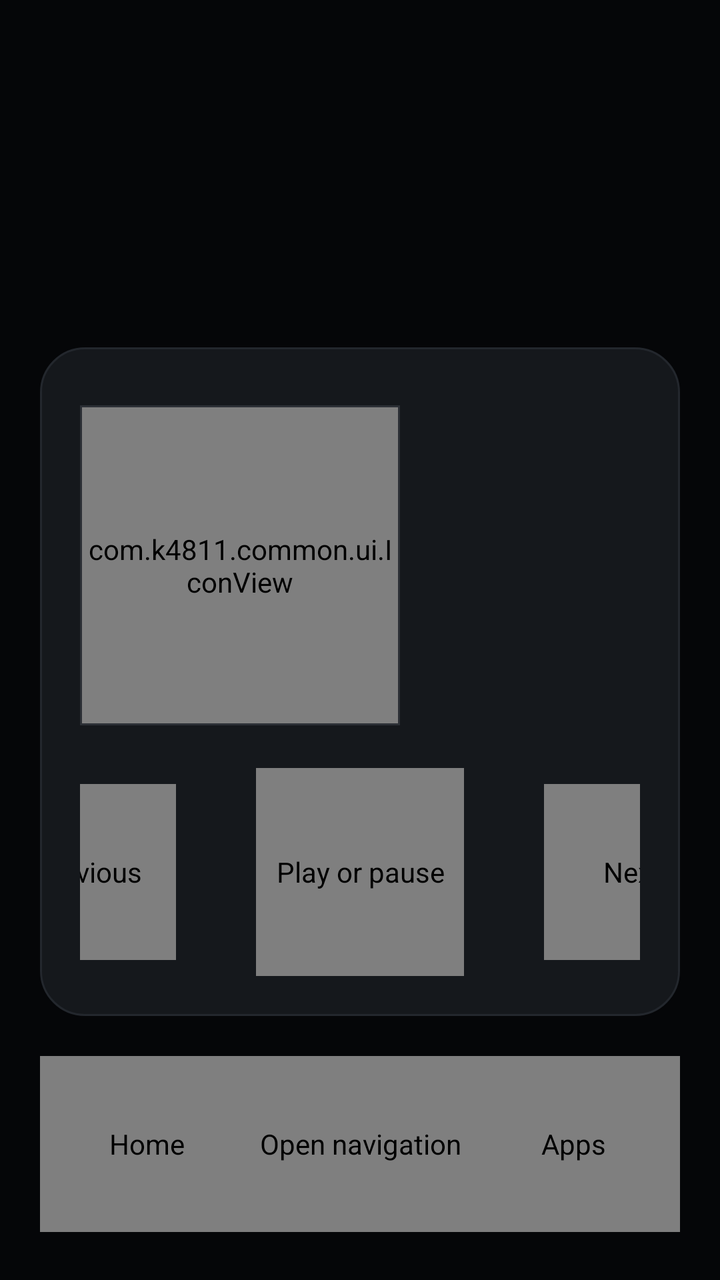
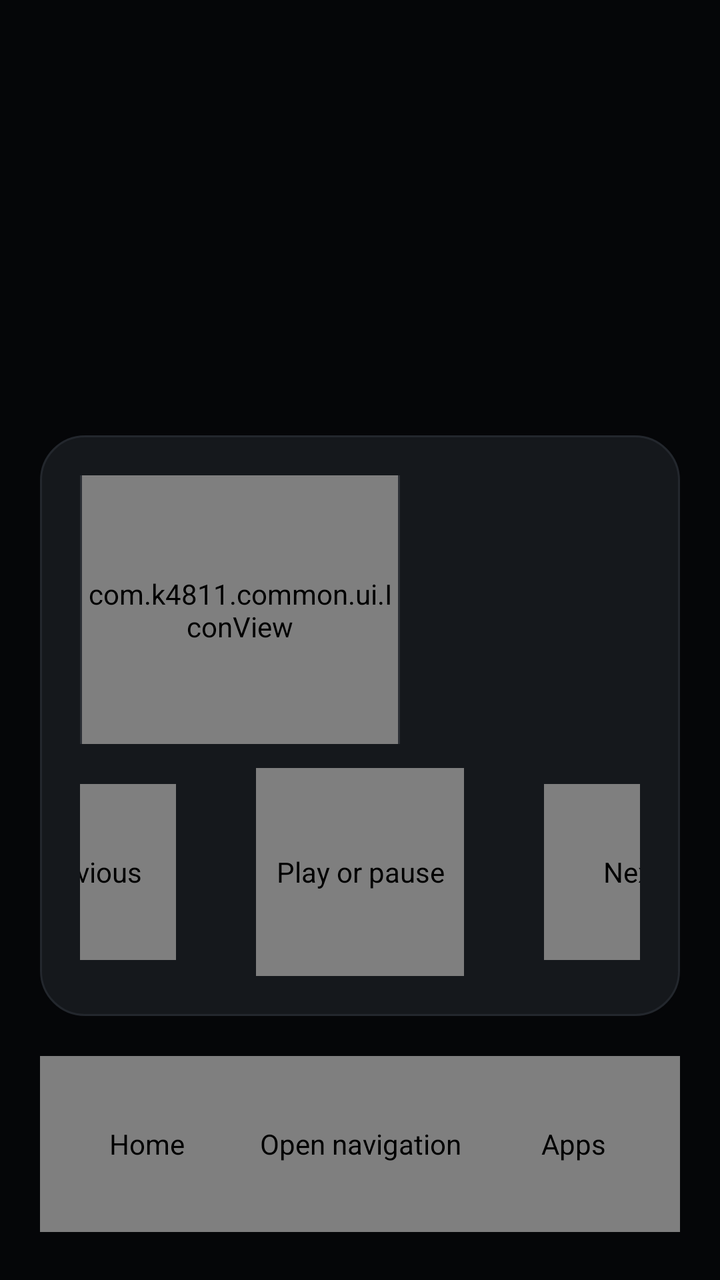

Screens rendered from an Android XML layout before and after an edit, with the pre-edit source and the edit as a unified diff.
<!-- AndroidManifest.xml: application theme AppTheme -->
<!-- res/layout/activity_nav_home.xml -->
<?xml version="1.0" encoding="utf-8"?>
<LinearLayout xmlns:android="http://schemas.android.com/apk/res/android"
    android:id="@+id/nav_root"
    android:layout_width="match_parent"
    android:layout_height="match_parent"
    android:background="@color/background"
    android:orientation="vertical"
    android:padding="20dp">

    
    <LinearLayout
        android:id="@+id/nav_clock"
        android:layout_width="match_parent"
        android:layout_height="wrap_content"
        android:gravity="center_horizontal"
        android:orientation="vertical"
        android:paddingBottom="12dp">

        <TextView
            android:id="@+id/nav_clock_time"
            android:layout_width="wrap_content"
            android:layout_height="wrap_content"
            android:includeFontPadding="false"
            android:textColor="@color/text"
            android:textSize="96sp" />

        <TextView
            android:id="@+id/nav_clock_date"
            android:layout_width="wrap_content"
            android:layout_height="wrap_content"
            android:textColor="@color/text_muted"
            android:textSize="22sp" />
    </LinearLayout>

    
    <LinearLayout
        android:id="@+id/nav_speed"
        android:layout_width="match_parent"
        android:layout_height="wrap_content"
        android:gravity="center_horizontal|bottom"
        android:orientation="horizontal"
        android:paddingBottom="12dp"
        android:visibility="gone">

        <TextView
            android:id="@+id/nav_speed_value"
            android:layout_width="wrap_content"
            android:layout_height="wrap_content"
            android:includeFontPadding="false"
            android:textColor="@color/text"
            android:textSize="96sp" />

        <TextView
            android:id="@+id/nav_speed_unit"
            android:layout_width="wrap_content"
            android:layout_height="wrap_content"
            android:layout_marginBottom="14dp"
            android:layout_marginLeft="12dp"
            android:textColor="@color/text_muted"
            android:textSize="24sp" />
    </LinearLayout>

    
    <LinearLayout
        android:id="@+id/nav_media"
        android:layout_width="match_parent"
        android:layout_height="0dp"
        android:layout_weight="1"
        android:background="@drawable/panel"
        android:orientation="vertical"
        android:padding="20dp">

        <LinearLayout
            android:layout_width="match_parent"
            android:layout_height="0dp"
            android:layout_weight="1"
            android:gravity="center_vertical"
            android:orientation="horizontal">

            <FrameLayout
                android:id="@+id/nav_art_frame"
                android:layout_width="160dp"
                android:layout_height="160dp"
                android:background="@drawable/art_frame"
                android:padding="1dp">

                <com.k4811.common.ui.IconView
                    android:id="@+id/nav_art_icon"
                    android:layout_width="match_parent"
                    android:layout_height="match_parent"
                    android:clickable="false"
                    android:focusable="false" />

                <ImageView
                    android:id="@+id/nav_art"
                    android:layout_width="match_parent"
                    android:layout_height="match_parent"
                    android:scaleType="centerCrop"
                    android:visibility="gone" />
            </FrameLayout>

            <LinearLayout
                android:layout_width="0dp"
                android:layout_height="wrap_content"
                android:layout_marginLeft="20dp"
                android:layout_weight="1"
                android:orientation="vertical">

                <LinearLayout
                    android:layout_width="match_parent"
                    android:layout_height="wrap_content"
                    android:gravity="center_vertical"
                    android:orientation="horizontal">

                    <ImageView
                        android:id="@+id/nav_app_icon"
                        android:layout_width="28dp"
                        android:layout_height="28dp"
                        android:layout_marginRight="10dp"
                        android:visibility="gone" />

                    <TextView
                        android:id="@+id/nav_app_name"
                        android:layout_width="0dp"
                        android:layout_height="wrap_content"
                        android:layout_weight="1"
                        android:ellipsize="end"
                        android:singleLine="true"
                        android:textColor="@color/text_muted"
                        android:textSize="18sp" />
                </LinearLayout>

                <TextView
                    android:id="@+id/nav_title"
                    android:layout_width="match_parent"
                    android:layout_height="wrap_content"
                    android:layout_marginTop="8dp"
                    android:ellipsize="end"
                    android:maxLines="2"
                    android:textColor="@color/text"
                    android:textSize="28sp" />

                <TextView
                    android:id="@+id/nav_artist"
                    android:layout_width="match_parent"
                    android:layout_height="wrap_content"
                    android:layout_marginTop="4dp"
                    android:ellipsize="end"
                    android:singleLine="true"
                    android:textColor="@color/text_soft"
                    android:textSize="20sp" />
            </LinearLayout>
        </LinearLayout>

        
        <LinearLayout
            android:id="@+id/nav_access"
            android:layout_width="match_parent"
            android:layout_height="wrap_content"
            android:layout_marginTop="12dp"
            android:gravity="center_vertical"
            android:orientation="horizontal"
            android:visibility="gone">

            <TextView
                android:id="@+id/nav_access_text"
                android:layout_width="0dp"
                android:layout_height="wrap_content"
                android:layout_weight="1"
                android:text="@string/home_nav_media_access"
                android:textColor="@color/text_muted"
                android:textSize="18sp" />

            <TextView
                android:id="@+id/nav_access_button"
                android:layout_width="wrap_content"
                android:layout_height="56dp"
                android:layout_marginLeft="16dp"
                android:background="@drawable/line_button"
                android:gravity="center"
                android:paddingLeft="24dp"
                android:paddingRight="24dp"
                android:text="@string/home_nav_media_allow"
                android:textColor="@color/text"
                android:textSize="20sp" />
        </LinearLayout>

        <LinearLayout
            android:layout_width="match_parent"
            android:layout_height="104dp"
            android:layout_marginTop="12dp"
            android:gravity="center"
            android:orientation="horizontal">

            <com.k4811.common.ui.IconView
                android:id="@+id/nav_prev"
                android:layout_width="88dp"
                android:layout_height="88dp"
                android:contentDescription="@string/media_previous" />

            <com.k4811.common.ui.IconView
                android:id="@+id/nav_play"
                android:layout_width="104dp"
                android:layout_height="104dp"
                android:layout_marginLeft="40dp"
                android:layout_marginRight="40dp"
                android:contentDescription="@string/media_play_pause" />

            <com.k4811.common.ui.IconView
                android:id="@+id/nav_next"
                android:layout_width="88dp"
                android:layout_height="88dp"
                android:contentDescription="@string/media_next" />
        </LinearLayout>
    </LinearLayout>

    
    <LinearLayout
        android:id="@+id/nav_shortcuts"
        android:layout_width="match_parent"
        android:layout_height="96dp"
        android:layout_marginTop="16dp"
        android:gravity="center"
        android:orientation="horizontal">

        <com.k4811.common.ui.IconView
            android:id="@+id/nav_home"
            android:layout_width="0dp"
            android:layout_height="88dp"
            android:layout_weight="1"
            android:contentDescription="@string/home_dock_home_title" />

        <com.k4811.common.ui.IconView
            android:id="@+id/nav_open"
            android:layout_width="0dp"
            android:layout_height="88dp"
            android:layout_weight="1"
            android:contentDescription="@string/home_nav_open" />

        <com.k4811.common.ui.IconView
            android:id="@+id/nav_apps"
            android:layout_width="0dp"
            android:layout_height="88dp"
            android:layout_weight="1"
            android:contentDescription="@string/home_dock_apps_title" />
    </LinearLayout>
</LinearLayout>
<!-- resources referenced by this layout -->
<resources>
  <color name="background">#FF050608</color>
  <color name="text">#FFE9EBEE</color>
  <color name="text_muted">#FF8D949D</color>
  <color name="text_soft">#FFB4B7BC</color>
  <!-- drawable art_frame (drawable) -->
  <?xml version="1.0" encoding="utf-8"?>
  <shape xmlns:android="http://schemas.android.com/apk/res/android" android:shape="rectangle">
      <solid android:color="#FF0B0D10" />
      <stroke android:width="1dp" android:color="@color/hairline_strong" />
  </shape>
  <!-- drawable line_button (drawable) -->
  <?xml version="1.0" encoding="utf-8"?>
  <selector xmlns:android="http://schemas.android.com/apk/res/android">
      <item android:state_pressed="true">
          <shape android:shape="rectangle">
              <solid android:color="#FF14171B" />
              <stroke android:width="1dp" android:color="#FF4A4F57" />
              <corners android:radius="2dp" />
          </shape>
      </item>
      <item android:state_activated="true">
          <shape android:shape="rectangle">
              <solid android:color="@android:color/transparent" />
              <stroke android:width="1dp" android:color="#FFE9EBEE" />
              <corners android:radius="2dp" />
          </shape>
      </item>
      <item>
          <shape android:shape="rectangle">
              <solid android:color="@android:color/transparent" />
              <stroke android:width="1dp" android:color="@color/hairline_strong" />
              <corners android:radius="2dp" />
          </shape>
      </item>
  </selector>
  <!-- drawable panel (drawable) -->
  <?xml version="1.0" encoding="utf-8"?>
  <shape xmlns:android="http://schemas.android.com/apk/res/android" android:shape="rectangle">
      <solid android:color="@color/surface" />
      <stroke android:width="1dp" android:color="#FF23272D" />
      <corners android:radius="22dp" />
  </shape>
  <string name="home_dock_apps_title">Apps</string>
  <string name="home_dock_home_title">Home</string>
  <string name="home_nav_media_access">Allow access to show what is playing</string>
  <string name="home_nav_media_allow">Allow</string>
  <string name="home_nav_open">Open navigation</string>
  <string name="media_next">Next</string>
  <string name="media_play_pause">Play or pause</string>
  <string name="media_previous">Previous</string>
  <style name="AppTheme" parent="@android:style/Theme.Holo.NoActionBar.Fullscreen">
          <item name="android:windowBackground">@color/background</item>
          <item name="android:colorBackground">@color/background</item>
          <item name="android:textColor">@color/text</item>
          <item name="android:windowAnimationStyle">@style/ScreenAnimation</item>
      </style>
  <color name="hairline_strong">#FF2C3036</color>
  <color name="surface">#FF15181C</color>
  <style name="ScreenAnimation" parent="@android:style/Animation.Activity">
          <item name="android:activityOpenEnterAnimation">@anim/screen_open_enter</item>
          <item name="android:activityOpenExitAnimation">@anim/screen_open_exit</item>
          <item name="android:activityCloseEnterAnimation">@anim/screen_close_enter</item>
          <item name="android:activityCloseExitAnimation">@anim/screen_close_exit</item>
          <item name="android:taskOpenEnterAnimation">@anim/screen_open_enter</item>
          <item name="android:taskOpenExitAnimation">@anim/screen_open_exit</item>
          <item name="android:taskCloseEnterAnimation">@anim/screen_close_enter</item>
          <item name="android:taskCloseExitAnimation">@anim/screen_close_exit</item>
      </style>
</resources>

<!-- the commit's change to res/layout/activity_nav_home.xml (unified diff, before → after) -->
@@ -6,6 +6,151 @@
     android:background="@color/background"
     android:orientation="vertical"
     android:padding="20dp">
+
+    
+    <LinearLayout
+        android:id="@+id/nav_status"
+        android:layout_width="match_parent"
+        android:layout_height="44dp"
+        android:gravity="center"
+        android:orientation="horizontal">
+
+        <com.k4811.common.ui.IconView
+            android:id="@+id/day_night"
+            android:layout_width="44dp"
+            android:layout_height="44dp"
+            android:layout_marginLeft="10dp"
+            android:layout_marginRight="10dp"
+            android:padding="4dp"
+            android:visibility="gone" />
+
+        <LinearLayout
+            android:id="@+id/voltage"
+            android:layout_width="wrap_content"
+            android:layout_height="match_parent"
+            android:layout_marginLeft="10dp"
+            android:layout_marginRight="10dp"
+            android:contentDescription="@string/home_battery_voltage"
+            android:gravity="center_vertical"
+            android:orientation="horizontal"
+            android:visibility="gone">
+
+            <com.k4811.common.ui.IconView
+                android:id="@+id/voltage_icon"
+                android:layout_width="34dp"
+                android:layout_height="34dp"
+                android:clickable="false"
+                android:focusable="false" />
+
+            <TextView
+                android:id="@+id/voltage_text"
+                android:layout_width="wrap_content"
+                android:layout_height="wrap_content"
+                android:layout_marginLeft="8dp"
+                android:includeFontPadding="false"
+                android:textColor="@color/text"
+                android:textSize="22sp" />
+        </LinearLayout>
+
+        <TextView
+            android:id="@+id/sys_monitor"
+            android:layout_width="wrap_content"
+            android:layout_height="wrap_content"
+            android:layout_marginLeft="10dp"
+            android:layout_marginRight="10dp"
+            android:includeFontPadding="false"
+            android:singleLine="true"
+            android:textColor="@color/text_soft"
+            android:textSize="18sp"
+            android:visibility="gone" />
+
+        
+        <TextView
+            android:id="@+id/nav_status_clock"
+            android:layout_width="wrap_content"
+            android:layout_height="wrap_content"
+            android:layout_marginLeft="10dp"
+            android:layout_marginRight="10dp"
+            android:includeFontPadding="false"
+            android:singleLine="true"
+            android:textColor="@color/text_soft"
+            android:textSize="18sp"
+            android:visibility="gone" />
+    </LinearLayout>
+
+    
+    <LinearLayout
+        android:id="@+id/nav_route"
+        android:layout_width="match_parent"
+        android:layout_height="wrap_content"
+        android:layout_marginBottom="16dp"
+        android:background="@drawable/panel"
+        android:orientation="vertical"
+        android:padding="20dp"
+        android:visibility="gone">
+
+        <LinearLayout
+            android:layout_width="match_parent"
+            android:layout_height="wrap_content"
+            android:gravity="center_vertical"
+            android:orientation="horizontal">
+
+            <FrameLayout
+                android:layout_width="88dp"
+                android:layout_height="88dp"
+                android:layout_marginRight="20dp">
+
+                <ImageView
+                    android:id="@+id/nav_route_icon"
+                    android:layout_width="match_parent"
+                    android:layout_height="match_parent"
+                    android:scaleType="fitCenter" />
+
+                
+                <com.k4811.map.TurnIcon
+                    android:id="@+id/nav_route_turn"
+                    android:layout_width="match_parent"
+                    android:layout_height="match_parent"
+                    android:visibility="gone" />
+            </FrameLayout>
+
+            <LinearLayout
+                android:layout_width="0dp"
+                android:layout_height="wrap_content"
+                android:layout_weight="1"
+                android:orientation="vertical">
+
+                <TextView
+                    android:id="@+id/nav_route_distance"
+                    android:layout_width="wrap_content"
+                    android:layout_height="wrap_content"
+                    android:includeFontPadding="false"
+                    android:singleLine="true"
+                    android:textColor="@color/text"
+                    android:textSize="48sp" />
+
+                <TextView
+                    android:id="@+id/nav_route_cue"
+                    android:layout_width="match_parent"
+                    android:layout_height="wrap_content"
+                    android:layout_marginTop="6dp"
+                    android:ellipsize="end"
+                    android:maxLines="2"
+                    android:textColor="@color/text"
+                    android:textSize="24sp" />
+            </LinearLayout>
+        </LinearLayout>
+
+        <TextView
+            android:id="@+id/nav_route_eta"
+            android:layout_width="match_parent"
+            android:layout_height="wrap_content"
+            android:layout_marginTop="12dp"
+            android:singleLine="true"
+            android:ellipsize="end"
+            android:textColor="@color/text_muted"
+            android:textSize="22sp" />
+    </LinearLayout>
 
     
     <LinearLayout
<!-- resource entries referenced after the edit -->
@@ -42,6 +42,7 @@
       <stroke android:width="1dp" android:color="#FF23272D" />
       <corners android:radius="22dp" />
   </shape>
+  <string name="home_battery_voltage">Battery voltage</string>
   <string name="home_dock_apps_title">Apps</string>
   <string name="home_dock_home_title">Home</string>
   <string name="home_nav_media_access">Allow access to show what is playing</string>
